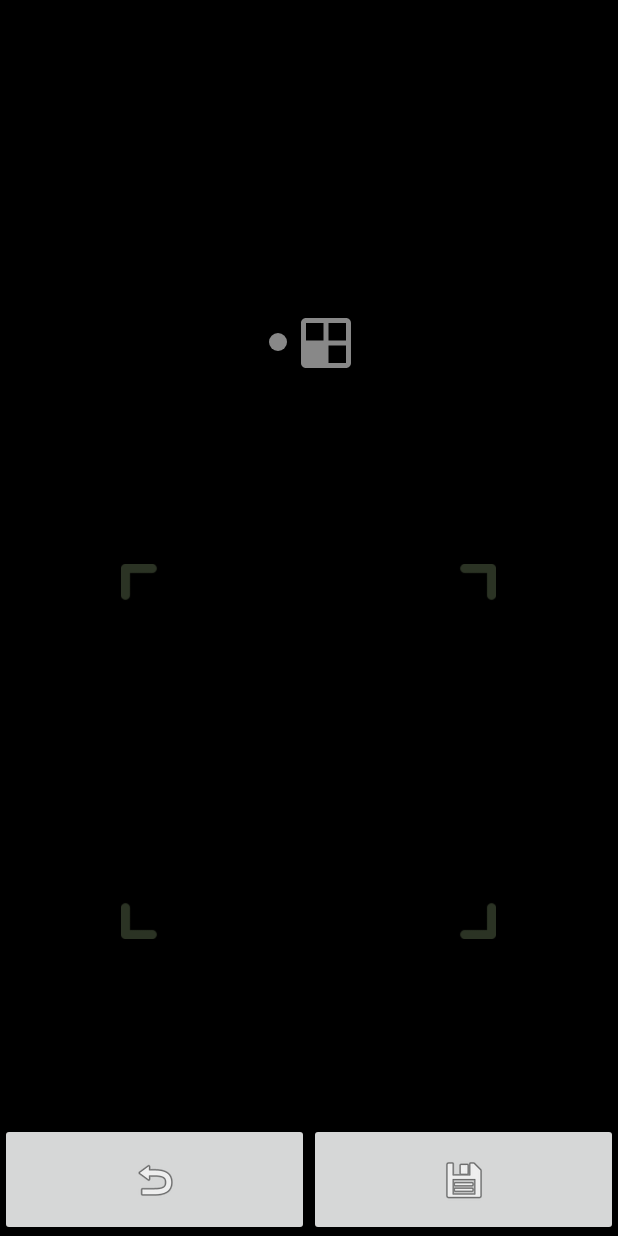
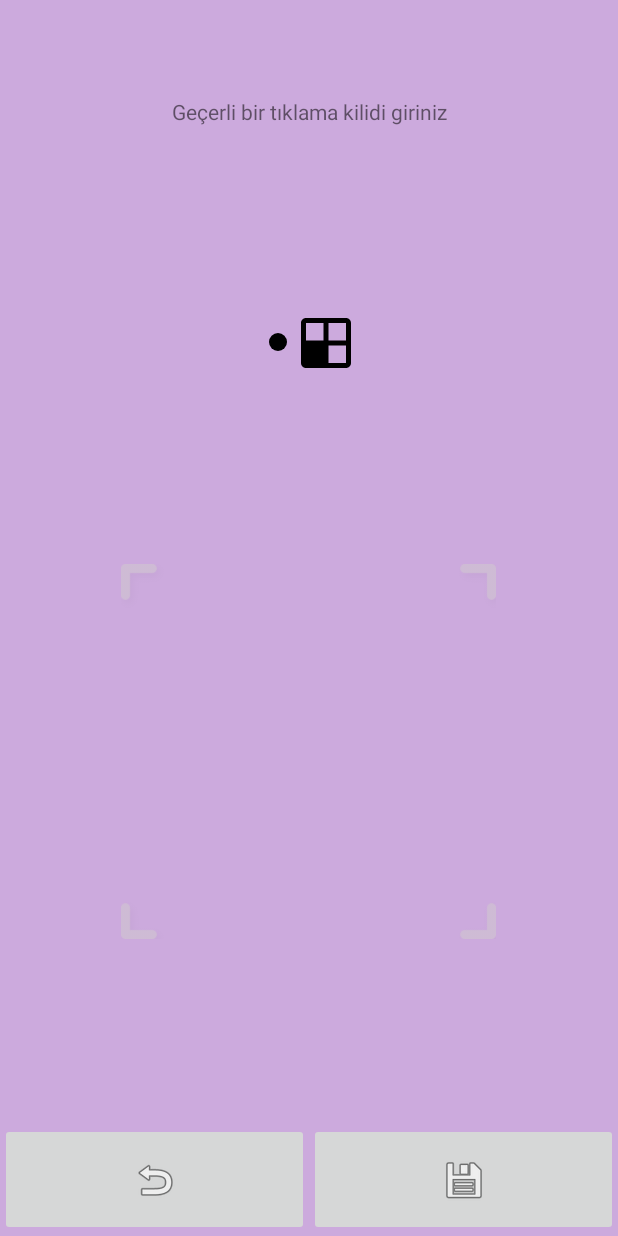
Before and after one commit to ibragunduz/KnockCodeView, an Android app: the screen it shows after launch (MainActivity), after a tap on an icon or button, on a phone screen of 412 x 824 dp. Run offline under Robolectric (Android 15) with nearby library versions, the phone set to English and light mode, and no system bars; 1 statement that could not run was skipped; 2 other taps on this screen came first.

Commit message:
second commit

```diff
--- a/knockcodeview/src/main/java/com/ibragunduz/knockcodeview/views/lockScreen/IndicatorLockScreen.java
+++ b/knockcodeview/src/main/java/com/ibragunduz/knockcodeview/views/lockScreen/IndicatorLockScreen.java
@@ -67,6 +67,12 @@ public class IndicatorLockScreen extends RelativeLayout {
 
     }
 
+    public void setBlack(){
+        for (SingleIndicatorView s : indicators){
+            s.makeBlack();
+        }
+        setColorFilter(Color.BLACK);
+    }
 
     public void setColorFilter(int color){
         vw1.setColorFilter(color);
--- a/knockcodeview/src/main/java/com/ibragunduz/knockcodeview/views/setLock/SingleIndicatorView.java
+++ b/knockcodeview/src/main/java/com/ibragunduz/knockcodeview/views/setLock/SingleIndicatorView.java
@@ -2,9 +2,16 @@ package com.ibragunduz.knockcodeview.views.setLock;
 
 import android.content.Context;
 import android.content.res.TypedArray;
+import android.graphics.Bitmap;
+import android.graphics.Canvas;
 import android.graphics.Color;
 import android.graphics.ColorFilter;
+import android.graphics.Paint;
 import android.graphics.PorterDuff;
+import android.graphics.drawable.BitmapDrawable;
+import android.graphics.drawable.Drawable;
+import android.support.annotation.NonNull;
+import android.support.annotation.Nullable;
 import android.util.AttributeSet;
 import android.util.Log;
 import android.view.LayoutInflater;
@@ -109,10 +116,19 @@ public class SingleIndicatorView extends RelativeLayout {
 
 
 
+    public void makeBlack(){
+        isBlack = true;
+    }
+    boolean isBlack = false;
     public void updateViewWithDot(int normalWidth){
         if (normalWidth!=0)
         setLayoutHeightWidth(normalWidth/2,normalWidth/2);
-        setImageResource(R.drawable.circle_white);
+
+        if (isBlack)
+      setImageResource(R.drawable.circle_black);
+        else
+      setImageResource(R.drawable.circle_white);
+
     }
     public void setColorFilter(int color) {
         ((ImageView) rootView.findViewById(R.id.indicator_click_image_view)).setColorFilter(color);
--- /dev/null
+++ b/knockcodeview/src/main/res/drawable/circle_black.xml
@@ -0,0 +1,9 @@
+<vector xmlns:android="http://schemas.android.com/apk/res/android"
+        android:width="12dp"
+        android:height="12dp"
+        android:viewportWidth="455.0"
+        android:viewportHeight="455.0">
+    <path
+        android:pathData="M227.5,227.5m-227.5,0a227.5,227.5 0,1 1,455 0a227.5,227.5 0,1 1,-455 0"
+        android:fillColor="#000000"/>
+</vector>
--- a/knockcodeview/src/main/res/layout/clicks_indicator.xml
+++ b/knockcodeview/src/main/res/layout/clicks_indicator.xml
@@ -93,8 +93,7 @@
         android:layout_height="match_parent"
         android:layout_weight="1">
 
-        <com.ibragunduz.knockcodeview.views.setLock.SingleIndicatorView
-            android:id="@+id/inditactor_view_7"
+<com.ibragunduz.knockcodeview.views.setLock.SingleIndicatorView            android:id="@+id/inditactor_view_7"
             android:layout_width="30dp"
             android:layout_height="30dp"
             android:layout_margin="3dp"
--- a/sample/src/main/java/com/ibragunduz/knockcodeviewlibrary/MainActivity.java
+++ b/sample/src/main/java/com/ibragunduz/knockcodeviewlibrary/MainActivity.java
@@ -23,12 +23,15 @@ public class MainActivity extends AppCompatActivity {
         knockCodeView = (KnockCodeView)findViewById(R.id.my_knock_view);
 
         final IndicatorLockScreen myIndicator = (IndicatorLockScreen)findViewById(R.id.my_knock_inditactor);
-        //ClicksIndicatorView cc = (ClicksIndicatorView)findViewById(R.id.my_knock_inditactor);
+        //ClicksIndicatorView myIndicator = (ClicksIndicatorView)findViewById(R.id.my_knock_inditactor);
 
         knockCodeView.setInditactor(myIndicator);
 
         knockCodeView.setType(KnockCodeView.LOCK_SCREEN);
+        myIndicator.setIsSecretIndicator(false);
+        myIndicator.setBlack();
         knockCodeView.hideCenterLine(0);
+
 
         knockCodeView.setClickDetector(new ClickDetected() {
             @Override
@@ -39,7 +42,6 @@ public class MainActivity extends AppCompatActivity {
             @Override
             public void inCorrectEntry() {
 
-                knockCodeView.resetClicksSquence();
             }
 
             @Override
@@ -47,9 +49,10 @@ public class MainActivity extends AppCompatActivity {
 
             }
         });
+
         myIndicator.setHeightWidth(50,50);
-        myIndicator.setIsSecretIndicator(false);
-        myIndicator.setColorFilter(Color.GRAY);
+        //myIndicator.setIsSecretIndicator(false);
+
 
 
         //knockCodeView.setVibrationActive(true);
--- a/sample/src/main/res/layout/activity_main.xml
+++ b/sample/src/main/res/layout/activity_main.xml
@@ -2,7 +2,7 @@
 <LinearLayout xmlns:android="http://schemas.android.com/apk/res/android"
     android:orientation="vertical" android:layout_width="match_parent"
     android:layout_height="match_parent"
-    android:background="#000">
+    android:background="#cad">
 <RelativeLayout
     android:layout_width="match_parent"
     android:layout_height="0dp"
```
